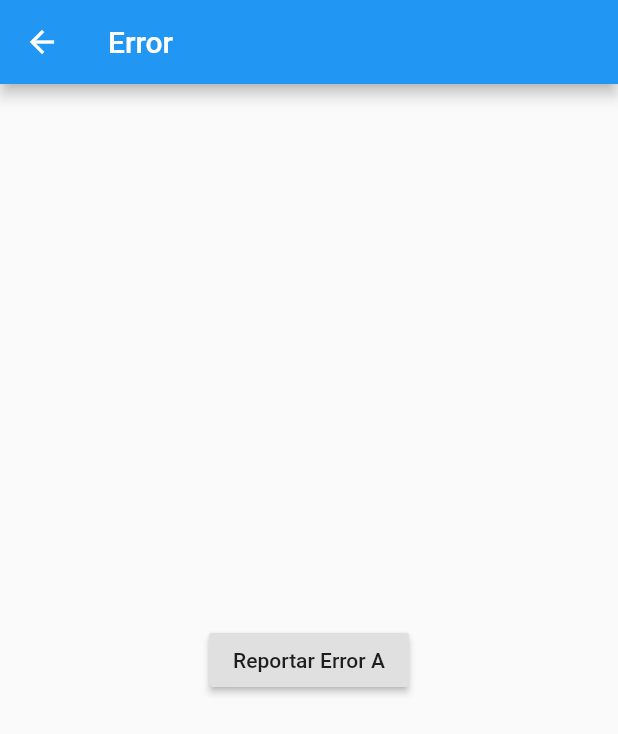
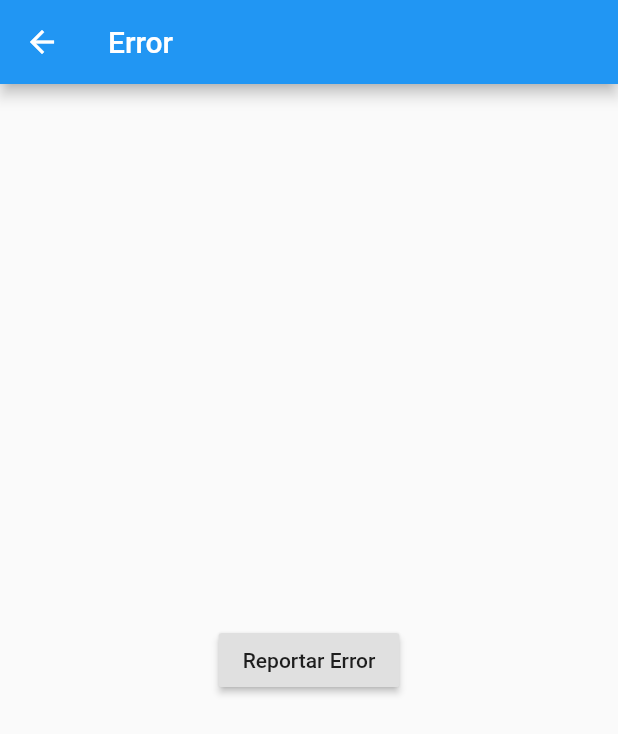
Before and after one commit to eptardio95/Reporte, a Flutter app: the ErrorPage screen opened directly, on a phone screen of 412 x 824 dp. Shown: the top 734 px of the screen. Run offline on Flutter 3.47's test engine with Material 2 defaults, Android fonts, the phone set to English and light mode, and no system bars; our stand-ins replace image_picker, material_design_icons_flutter, shared_preferences, url_launcher_web; missing offline and left inert: dart:ffi, image_picker_for_web; accounts and stored records are empty.

Commit message:
prueba realizada ok. reestableciendo

```diff
--- a/lib/ui/pages/error_page.dart
+++ b/lib/ui/pages/error_page.dart
@@ -15,9 +15,9 @@ class ErrorPage extends StatelessWidget {
 
         child: RaisedButton(
           onPressed: () {
-            print("Se envio la info del error al servidor para ser revisado1111");
+            print("Se envio la info del error al servidor para ser revisado");
           },
-          child: Text("Reportar Error A"),
+          child: Text("Reportar Error"),
 
           ///stack: en detalles el error obtenido
           // child: Text(details!.stack.toString()),
```
